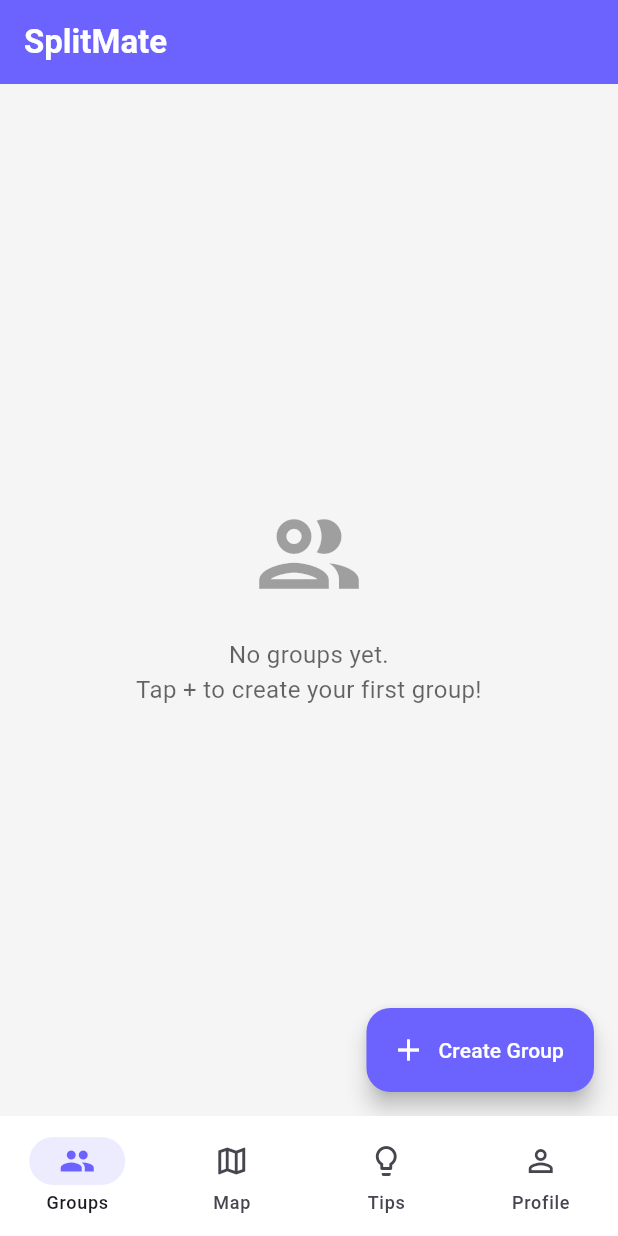
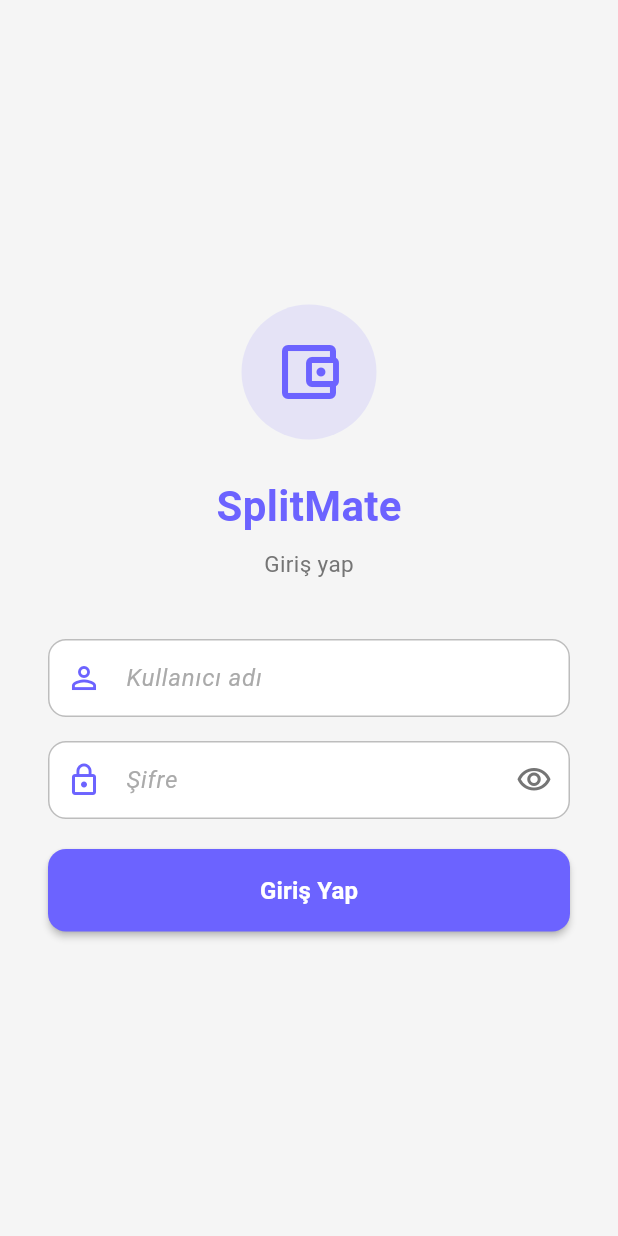
Before and after one commit to barankaraman/splitmate, a Flutter app: the screen it shows after launch, on a phone screen of 412 x 824 dp. Run offline on Flutter 3.47's test engine with Material 3 defaults, Android fonts, the phone set to English and light mode, and no system bars; our stand-ins replace google_maps_flutter, shared_preferences, sqflite, yaml; accounts and stored records are empty.

Commit message:
Add login screen and password change feature

```diff
--- /dev/null
+++ b/assets/credentials.yaml
@@ -0,0 +1,5 @@
+users:
+  baran: "123"
+  emre: "123"
+  ege: "123"
+  baris: "123"
--- a/lib/app.dart
+++ b/lib/app.dart
@@ -4,6 +4,7 @@ import 'package:provider/provider.dart';
 import 'core/constants/app_colors.dart';
 import 'core/theme/theme_provider.dart';
 import 'core/theme/user_provider.dart';
+import 'presentation/screens/auth/login_screen.dart';
 import 'presentation/screens/groups/groups_screen.dart';
 import 'presentation/screens/map/all_expenses_map_screen.dart';
 import 'presentation/screens/profile/profile_screen.dart';
@@ -30,7 +31,8 @@ class SplitMateApp extends StatelessWidget {
           themeMode: themeProvider.themeMode,
           theme: _buildLightTheme(),
           darkTheme: _buildDarkTheme(),
-          home: const _AppShell(),
+          home: const LoginScreen(),
+          routes: {'/home': (_) => const AppShell()},
         ),
       ),
     );
@@ -160,14 +162,14 @@ class SplitMateApp extends StatelessWidget {
 // ─── App Shell ────────────────────────────────────────────────────────────────
 
 /// Bottom-navigation shell: Groups, Map, Tips, and Profile tabs.
-class _AppShell extends StatefulWidget {
-  const _AppShell();
+class AppShell extends StatefulWidget {
+  const AppShell({super.key});
 
   @override
-  State<_AppShell> createState() => _AppShellState();
+  State<AppShell> createState() => _AppShellState();
 }
 
-class _AppShellState extends State<_AppShell> {
+class _AppShellState extends State<AppShell> {
   int _currentIndex = 0;
 
   @override
--- a/lib/main.dart
+++ b/lib/main.dart
@@ -2,10 +2,14 @@ import 'package:flutter/material.dart';
 import 'package:flutter/services.dart';
 
 import 'app.dart';
+import 'core/services/auth_service.dart';
 
 void main() async {
   // Ensure Flutter engine is initialised before any plugin calls.
   WidgetsFlutterBinding.ensureInitialized();
+
+  // Load credentials from assets/credentials.yaml.
+  await AuthService.instance.initialize();
 
   // Lock the app to portrait mode.
   await SystemChrome.setPreferredOrientations([
--- /dev/null
+++ b/lib/presentation/screens/auth/login_screen.dart
@@ -0,0 +1,227 @@
+import 'package:flutter/material.dart';
+import 'package:provider/provider.dart';
+
+import '../../../core/constants/app_colors.dart';
+import '../../../core/services/auth_service.dart';
+import '../../../core/theme/user_provider.dart';
+
+/// First screen shown when the app starts.
+/// Navigates to [AppShell] on successful login.
+class LoginScreen extends StatefulWidget {
+  const LoginScreen({super.key});
+
+  @override
+  State<LoginScreen> createState() => _LoginScreenState();
+}
+
+class _LoginScreenState extends State<LoginScreen> {
+  final _formKey = GlobalKey<FormState>();
+  final _userController = TextEditingController();
+  final _passController = TextEditingController();
+  bool _obscure = true;
+  bool _loading = false;
+  String? _errorMessage;
+
+  @override
+  void dispose() {
+    _userController.dispose();
+    _passController.dispose();
+    super.dispose();
+  }
+
+  Future<void> _login() async {
+    if (!_formKey.currentState!.validate()) return;
+    setState(() {
+      _loading = true;
+      _errorMessage = null;
+    });
+
+    final success = AuthService.instance.login(
+      _userController.text.trim(),
+      _passController.text,
+    );
+
+    if (!mounted) return;
+
+    if (success) {
+      // Update UserProvider with the logged-in username.
+      final userProvider = Provider.of<UserProvider>(context, listen: false);
+      final username = AuthService.instance.currentUser;
+      final capitalised =
+          username.isNotEmpty ? username[0].toUpperCase() + username.substring(1) : username;
+      await userProvider.updateUserData(capitalised, userProvider.userEmail);
+
+      if (!mounted) return;
+      // Replace login screen with the main shell — no back button.
+      Navigator.of(context).pushReplacementNamed('/home');
+    } else {
+      setState(() {
+        _loading = false;
+        _errorMessage = 'Kullanıcı adı veya şifre hatalı.';
+      });
+    }
+  }
+
+  @override
+  Widget build(BuildContext context) {
+    return Scaffold(
+      backgroundColor: AppColors.background,
+      body: SafeArea(
+        child: Center(
+          child: SingleChildScrollView(
+            padding: const EdgeInsets.symmetric(horizontal: 32),
+            child: Form(
+              key: _formKey,
+              child: Column(
+                mainAxisAlignment: MainAxisAlignment.center,
+                children: [
+                  // Logo / icon
+                  Container(
+                    width: 90,
+                    height: 90,
+                    decoration: BoxDecoration(
+                      color: AppColors.primary.withValues(alpha: 0.12),
+                      shape: BoxShape.circle,
+                    ),
+                    child: const Icon(Icons.account_balance_wallet_outlined,
+                        size: 48, color: AppColors.primary),
+                  ),
+                  const SizedBox(height: 24),
+                  const Text(
+                    'SplitMate',
+                    style: TextStyle(
+                        fontSize: 28,
+                        fontWeight: FontWeight.bold,
+                        color: AppColors.primary),
+                  ),
+                  const SizedBox(height: 8),
+                  Text(
+                    'Giriş yap',
+                    style: TextStyle(
+                        fontSize: 15,
+                        color: AppColors.textSecondary),
+                  ),
+                  const SizedBox(height: 40),
+
+                  // Username
+                  TextFormField(
+                    controller: _userController,
+                    style: const TextStyle(color: Color(0xFF212121)),
+                    decoration: InputDecoration(
+                      hintText: 'Kullanıcı adı',
+                      hintStyle: const TextStyle(
+                          color: Color(0xFFAAAAAA),
+                          fontStyle: FontStyle.italic),
+                      prefixIcon: const Icon(Icons.person_outline,
+                          color: AppColors.primary),
+                      filled: true,
+                      fillColor: Colors.white,
+                      border: OutlineInputBorder(
+                          borderRadius: BorderRadius.circular(12),
+                          borderSide:
+                              const BorderSide(color: AppColors.border)),
+                      enabledBorder: OutlineInputBorder(
+                          borderRadius: BorderRadius.circular(12),
+                          borderSide:
+                              const BorderSide(color: AppColors.border)),
+                      focusedBorder: OutlineInputBorder(
+                          borderRadius: BorderRadius.circular(12),
+                          borderSide: const BorderSide(
+                              color: AppColors.primary, width: 2)),
+                    ),
+                    textInputAction: TextInputAction.next,
+                    validator: (v) =>
+                        (v == null || v.trim().isEmpty) ? 'Gerekli' : null,
+                  ),
+                  const SizedBox(height: 16),
+
+                  // Password
+                  TextFormField(
+                    controller: _passController,
+                    style: const TextStyle(color: Color(0xFF212121)),
+                    obscureText: _obscure,
+                    decoration: InputDecoration(
+                      hintText: 'Şifre',
+                      hintStyle: const TextStyle(
+                          color: Color(0xFFAAAAAA),
+                          fontStyle: FontStyle.italic),
+                      prefixIcon: const Icon(Icons.lock_outline,
+                          color: AppColors.primary),
+                      suffixIcon: IconButton(
+                        icon: Icon(
+                            _obscure
+                                ? Icons.visibility_outlined
+                                : Icons.visibility_off_outlined,
+                            color: AppColors.textSecondary),
+                        onPressed: () =>
+                            setState(() => _obscure = !_obscure),
+                      ),
+                      filled: true,
+                      fillColor: Colors.white,
+                      border: OutlineInputBorder(
+                          borderRadius: BorderRadius.circular(12),
+                          borderSide:
+                              const BorderSide(color: AppColors.border)),
+                      enabledBorder: OutlineInputBorder(
+                          borderRadius: BorderRadius.circular(12),
+                          borderSide:
+                              const BorderSide(color: AppColors.border)),
+                      focusedBorder: OutlineInputBorder(
+                          borderRadius: BorderRadius.circular(12),
+                          borderSide: const BorderSide(
+                              color: AppColors.primary, width: 2)),
+                    ),
+                    textInputAction: TextInputAction.done,
+                    onFieldSubmitted: (_) => _login(),
+                    validator: (v) =>
+                        (v == null || v.isEmpty) ? 'Gerekli' : null,
+                  ),
+                  const SizedBox(height: 12),
+
+                  // Error message
+                  if (_errorMessage != null)
+                    Padding(
+                      padding: const EdgeInsets.only(bottom: 8),
+                      child: Text(
+                        _errorMessage!,
+                        style: const TextStyle(
+                            color: AppColors.error, fontSize: 13),
+                        textAlign: TextAlign.center,
+                      ),
+                    ),
+
+                  const SizedBox(height: 8),
+
+                  // Login button
+                  SizedBox(
+                    width: double.infinity,
+                    child: ElevatedButton(
+                      onPressed: _loading ? null : _login,
+                      style: ElevatedButton.styleFrom(
+                        backgroundColor: AppColors.primary,
+                        foregroundColor: Colors.white,
+                        padding: const EdgeInsets.symmetric(vertical: 16),
+                        shape: RoundedRectangleBorder(
+                            borderRadius: BorderRadius.circular(12)),
+                      ),
+                      child: _loading
+                          ? const SizedBox(
+                              height: 20,
+                              width: 20,
+                              child: CircularProgressIndicator(
+                                  color: Colors.white, strokeWidth: 2))
+                          : const Text('Giriş Yap',
+                              style: TextStyle(
+                                  fontSize: 16,
+                                  fontWeight: FontWeight.bold)),
+                    ),
+                  ),
+                ],
+              ),
+            ),
+          ),
+        ),
+      ),
+    );
+  }
+}
--- a/pubspec.yaml
+++ b/pubspec.yaml
@@ -34,6 +34,9 @@ dependencies:
   # Persistent storage
   shared_preferences: ^2.3.2
 
+  # YAML parsing (credentials file)
+  yaml: ^3.1.2
+
 dev_dependencies:
   flutter_test:
     sdk: flutter
@@ -41,3 +44,5 @@ dev_dependencies:
 
 flutter:
   uses-material-design: true
+  assets:
+    - assets/credentials.yaml
```
Also changed, not shown: lib/core/services/auth_service.dart (added, +59 -0 lines), lib/presentation/screens/profile/profile_screen.dart (+134 -1 lines), pubspec.lock.
